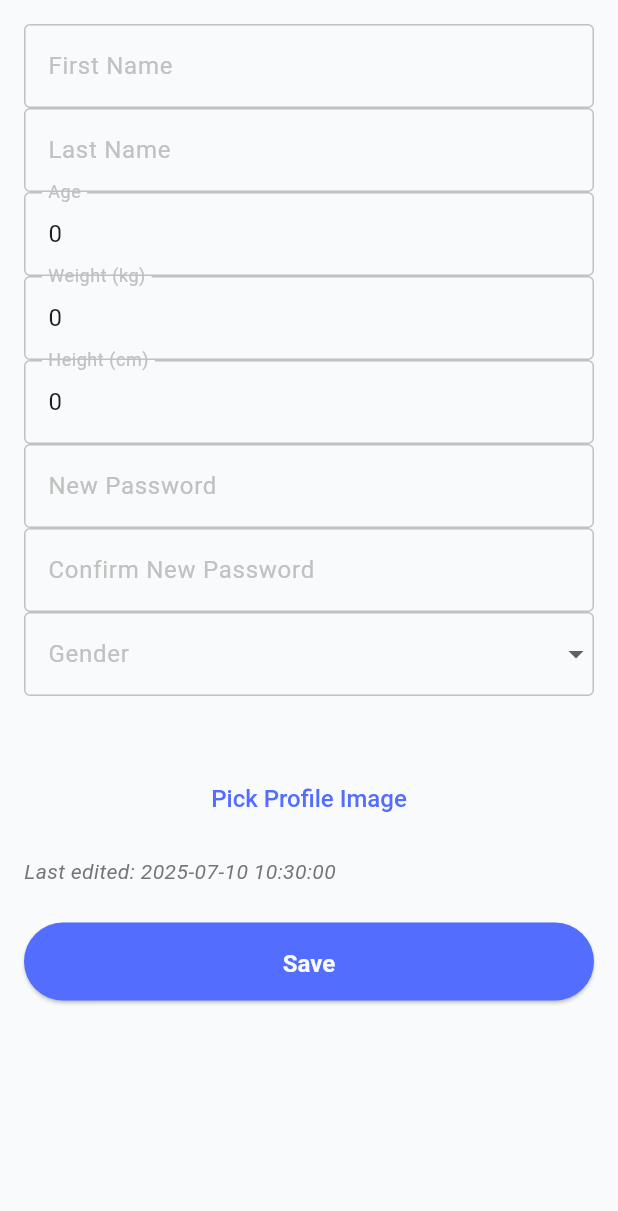
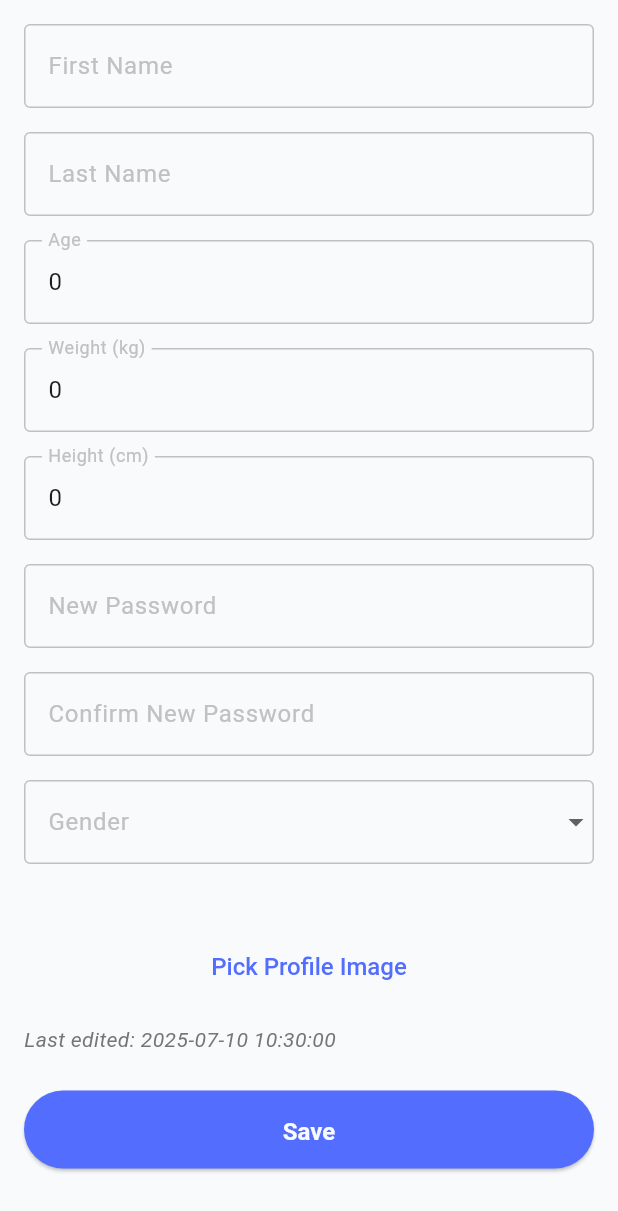
Before and after one commit to enkeleda-bardhi/runBalanced, a Flutter app: the ProfileScreen screen opened directly, on a phone screen of 412 x 824 dp. Shown: the top 1211 px of the screen. Run offline on Flutter 3.47's test engine with Material 3 defaults, Android fonts, the phone set to English and light mode, and no system bars; our stand-ins replace cloud_firestore, csv, firebase_auth, firebase_core, fl_chart, image_picker and 1 more; accounts and stored records are empty; network calls fail.

Commit message:
fixed spacing in the profile screen

```diff
--- a/run_balanced/lib/screens/profile_screen.dart
+++ b/run_balanced/lib/screens/profile_screen.dart
@@ -8,6 +8,7 @@ import 'package:path_provider/path_provider.dart';
 import 'package:provider/provider.dart';
 import 'package:run_balanced/providers/user_profile_provider.dart';
 import 'package:run_balanced/screens/homepage_screen.dart';
+import 'package:run_balanced/theme/theme.dart';
 
 class ProfileScreen extends StatefulWidget {
   const ProfileScreen({super.key});
@@ -213,12 +214,14 @@ class _ProfileScreenState extends State<ProfileScreen> {
                         validator:
                             (value) => value!.isEmpty ? 'Required' : null,
                       ),
+                      SizedBox(height: AppSpacing.md),
                       TextFormField(
                         controller: lastNameController,
                         decoration: InputDecoration(labelText: 'Last Name'),
                         validator:
                             (value) => value!.isEmpty ? 'Required' : null,
                       ),
+                      SizedBox(height: AppSpacing.md),
                       TextFormField(
                         controller: ageController,
                         decoration: InputDecoration(labelText: 'Age'),
@@ -226,6 +229,7 @@ class _ProfileScreenState extends State<ProfileScreen> {
                         validator:
                             (value) => value!.isEmpty ? 'Required' : null,
                       ),
+                      SizedBox(height: AppSpacing.md),
                       TextFormField(
                         controller: weightController,
                         decoration: InputDecoration(labelText: 'Weight (kg)'),
@@ -233,6 +237,7 @@ class _ProfileScreenState extends State<ProfileScreen> {
                         validator:
                             (value) => value!.isEmpty ? 'Required' : null,
                       ),
+                      SizedBox(height: AppSpacing.md),
                       TextFormField(
                         controller: heightController,
                         decoration: InputDecoration(labelText: 'Height (cm)'),
@@ -240,6 +245,7 @@ class _ProfileScreenState extends State<ProfileScreen> {
                         validator:
                             (value) => value!.isEmpty ? 'Required' : null,
                       ),
+                      SizedBox(height: AppSpacing.md),
                       TextFormField(
                         controller: newPasswordController,
                         decoration: InputDecoration(labelText: 'New Password'),
@@ -253,6 +259,7 @@ class _ProfileScreenState extends State<ProfileScreen> {
                           return null;
                         },
                       ),
+                      SizedBox(height: AppSpacing.md),
                       TextFormField(
                         controller: confirmPasswordController,
                         decoration: InputDecoration(
@@ -267,7 +274,7 @@ class _ProfileScreenState extends State<ProfileScreen> {
                           return null;
                         },
                       ),
-
+                      SizedBox(height: AppSpacing.md),
                       DropdownButtonFormField<String>(
                         value: gender,
                         items:
```
